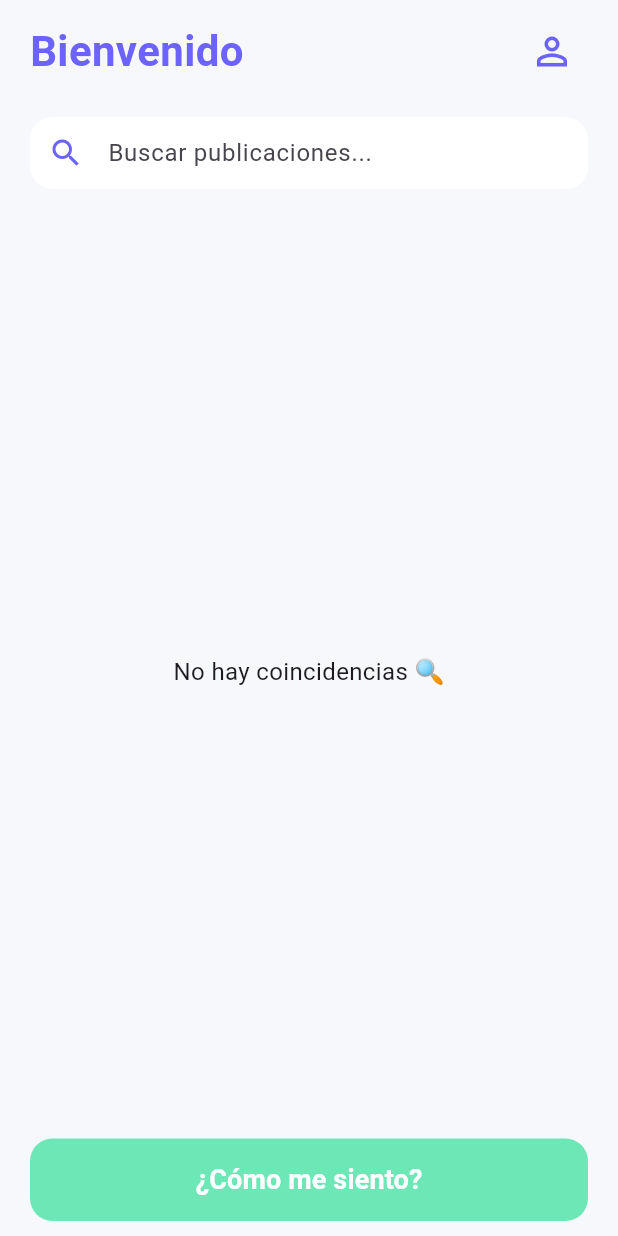
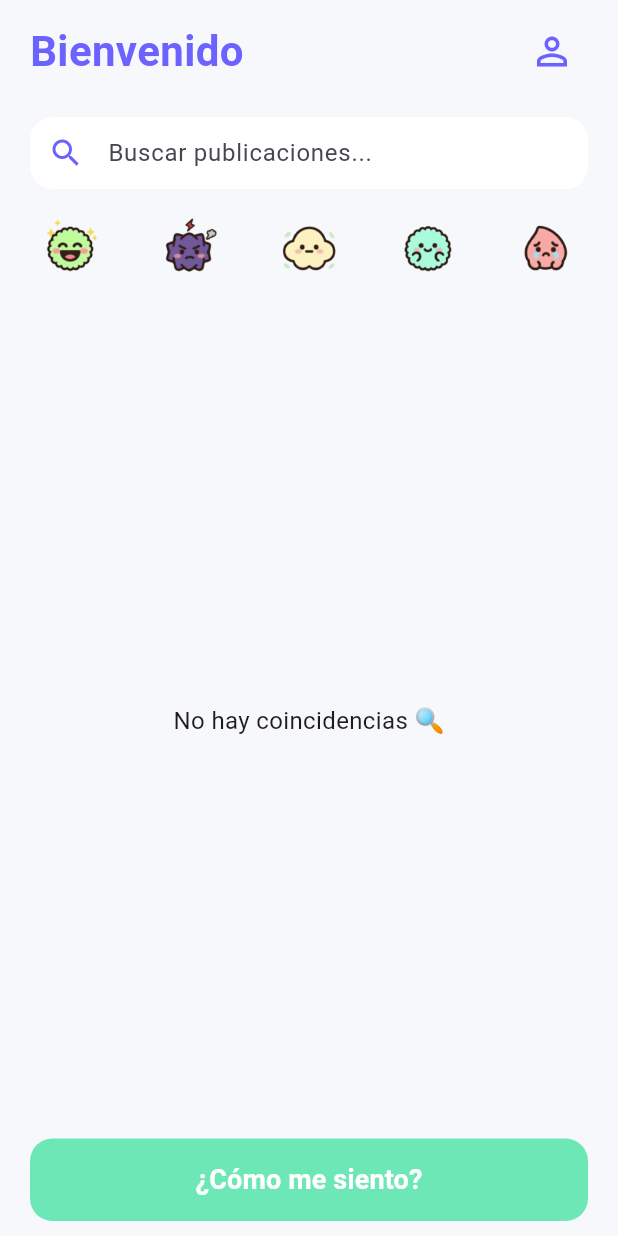
Before and after one commit to JuanLoaiza97/Bloom-Journal, a Flutter app: the HomeScreen screen opened directly, on a phone screen of 412 x 824 dp. Run offline on Flutter 3.47's test engine with Material 3 defaults, Android fonts, the phone set to English and light mode, and no system bars; our stand-ins replace cloud_firestore, firebase_auth, firebase_core, flutter_local_notifications; accounts and stored records are empty.

Commit message:
Se agrego el filtro por emocion, la logica esta en Search_posts

```diff
--- a/lib/components/search_posts.dart
+++ b/lib/components/search_posts.dart
@@ -2,8 +2,13 @@ import 'package:flutter/material.dart';
 
 class SearchPosts extends StatefulWidget {
   final Function(String) onSearch;
+  final Function(int?) onMoodSelected;
 
-  const SearchPosts({super.key, required this.onSearch});
+  const SearchPosts({
+    super.key,
+    required this.onSearch,
+    required this.onMoodSelected,
+  });
 
   @override
   State<SearchPosts> createState() => _SearchPostsState();
@@ -12,7 +17,7 @@ class SearchPosts extends StatefulWidget {
 class _SearchPostsState extends State<SearchPosts> {
   final TextEditingController _controller = TextEditingController();
 
-  // ✅ Normaliza el texto: elimina tildes y pone todo en minúscula
+  //Generaliza todo
   String normalize(String text) {
     const withAccents = 'áéíóúÁÉÍÓÚäëïöüÄËÏÖÜ';
     const withoutAccents = 'aeiouAEIOUaeiouAEIOU';
@@ -23,12 +28,23 @@ class _SearchPostsState extends State<SearchPosts> {
     return normalized;
   }
 
+  final List<String> moodImages = [
+    'assets/images/emojis/Feliz.png',
+    'assets/images/emojis/Molesto.png',
+    'assets/images/emojis/Neutral.png',
+    'assets/images/emojis/Tranquilo.png',
+    'assets/images/emojis/Triste.png',
+  ];
+
+  int? selectedMood; // Guarda el estado de ánimo seleccionado
+
   @override
   Widget build(BuildContext context) {
-    return TextField(
+    return Column(
+      children: [
+        TextField(
           controller: _controller,
           onChanged: (value) {
-        // 🔤 Envía el texto normalizado al padre (HomeScreen)
             widget.onSearch(normalize(value));
           },
           decoration: InputDecoration(
@@ -45,6 +61,48 @@ class _SearchPostsState extends State<SearchPosts> {
               borderSide: BorderSide.none,
             ),
           ),
+        ),
+
+        const SizedBox(height: 10),
+
+        // ✅ FILTRO DE ESTADOS DE ÁNIMO
+        Row(
+          mainAxisAlignment: MainAxisAlignment.spaceBetween,
+          children: List.generate(moodImages.length, (index) {
+            final isSelected = selectedMood == index;
+
+            return GestureDetector(
+              onTap: () {
+                setState(() {
+                  if (selectedMood == index) {
+                    selectedMood = null; // Selector de iconos
+                  } else {
+                    selectedMood = index;
+                  }
+                });
+
+                widget.onMoodSelected(selectedMood);
+              },
+              child: Container(
+                padding: const EdgeInsets.all(6),
+                decoration: BoxDecoration(
+                  color: isSelected
+                      ? const Color(0xFF6C63FF).withOpacity(0.2)
+                      : Colors.transparent,
+                  borderRadius: BorderRadius.circular(12),
+                  border: Border.all(
+                    color: isSelected
+                        ? const Color(0xFF6C63FF)
+                        : Colors.transparent,
+                    width: 2,
+                  ),
+                ),
+                child: Image.asset(moodImages[index], width: 40, height: 40),
+              ),
+            );
+          }),
+        ),
+      ],
     );
   }
 }
```
Also changed, not shown: lib/screen/home_screen.dart (+21 -8 lines), 1 other file. Lines whose indentation alone changed are shown as unchanged.
